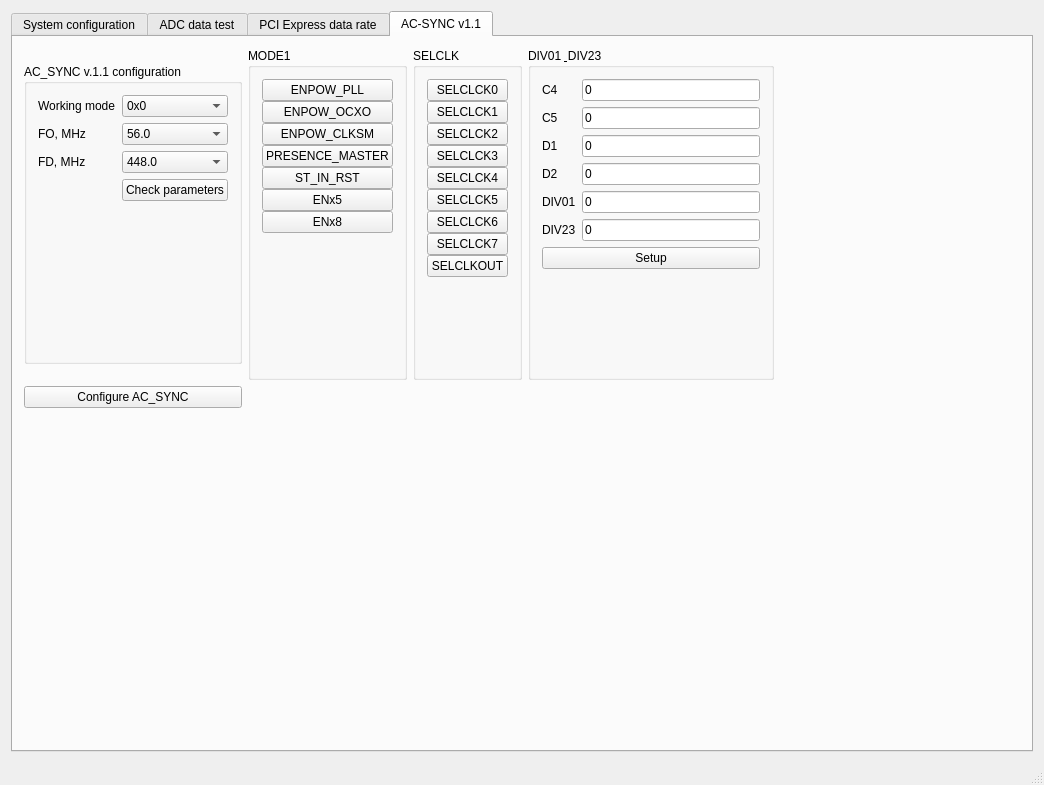
Old version of the form gui/mainwindow.ui in the repository karakozov/mainstream.
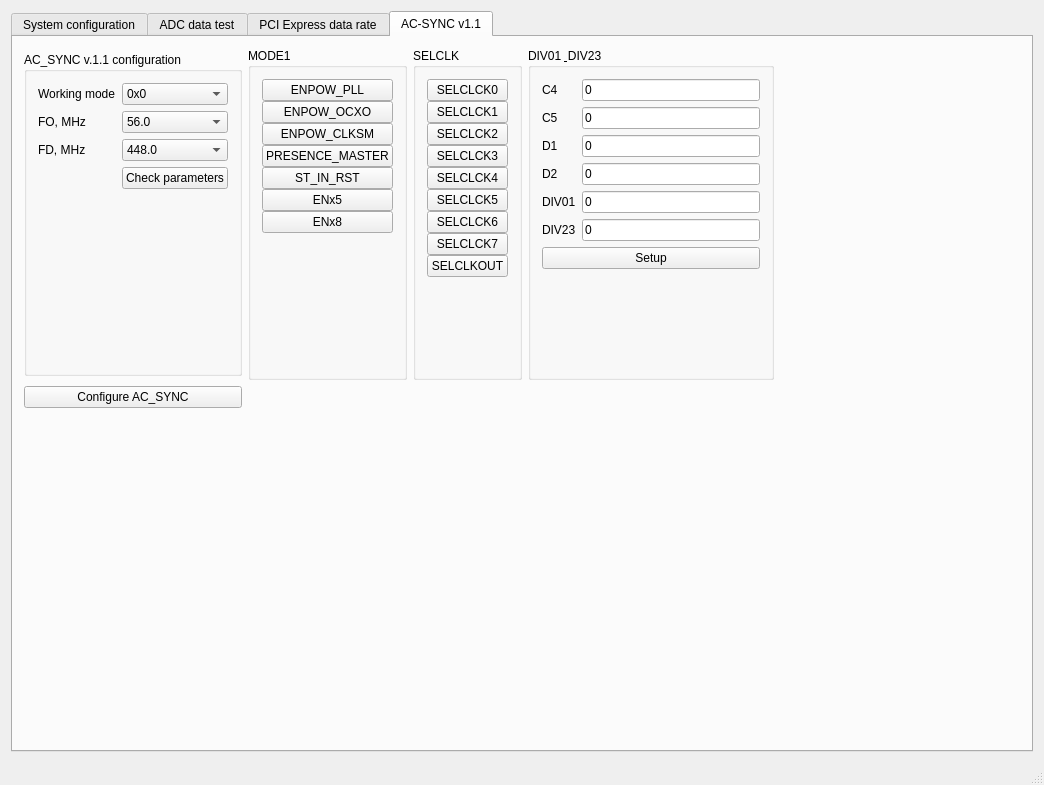
New version of the form.

Commit message: Change layout of widgets

Patch:
```diff
--- a/gui/mainwindow.ui
+++ b/gui/mainwindow.ui
@@ -1278,7 +1278,7 @@
           <property name="maximumSize">
            <size>
             <width>16777215</width>
-            <height>300</height>
+            <height>324</height>
            </size>
           </property>
           <property name="title">
```
Left out of the diff: 52 changed lines with no effect on the pictures.
